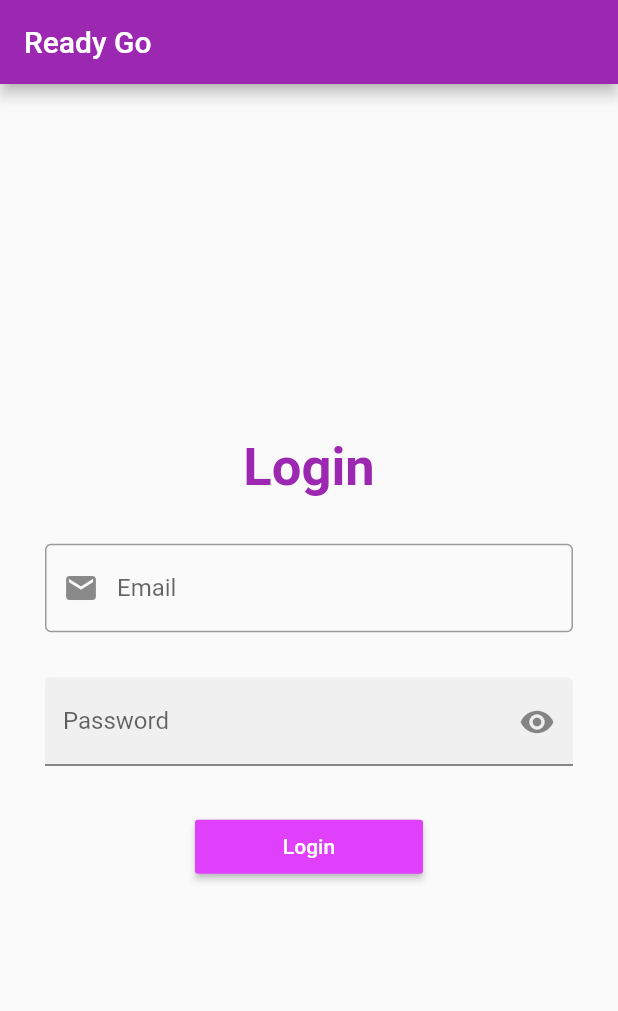
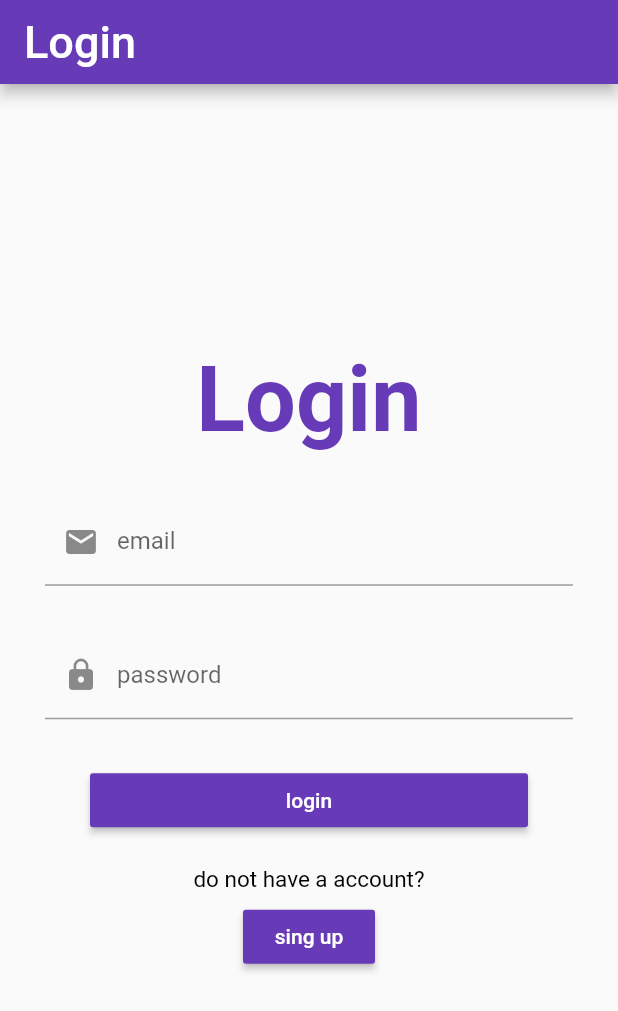
Before and after one commit to SamiraAhmadnezhad/ReadyGo_front, a Flutter app: the screen it shows after launch, on a phone screen of 412 x 824 dp. Shown: the top 1011 px of the screen. Run offline on Flutter 3.47's test engine with Material 2 defaults, Android fonts, the phone set to English and light mode, and no system bars.

Commit message:
update 1

```diff
--- a/lib/main.dart
+++ b/lib/main.dart
@@ -1,117 +1,148 @@
+import 'package:flutter/material.dart';
+import 'package:readygo/HomePage.dart';
+import 'package:readygo/SingUp.dart';
+void main() {
+  runApp( MaterialApp(
+    home: Login(),
+  )
+  );
+}
+class Login extends StatefulWidget{
+  @override
+  State<Login> createState() => _LoginPageState();
+}
 
-import 'package:flutter/material.dart';
-
-void main() {
-  runApp(const LoginPage());
+class _LoginPageState extends State<Login> {
+  @override
+  void initState() {
+    super.initState();
   }
-class LoginPage extends StatefulWidget {
-  const LoginPage({super.key});
-
+  String email="";
+  String password="";
   @override
-  _LoginPageState createState() => _LoginPageState();
-}
-class _LoginPageState extends State<LoginPage> {
-  bool passwordVisible=false;
-
-  @override
-  void initState(){
-    super.initState();
-    passwordVisible=true;
-  }
-  @override
-  Widget build(BuildContext context){
-    return MaterialApp(
-      home: Scaffold(
+  Widget build(BuildContext context) {
+    return Scaffold(
         appBar: AppBar(
-          backgroundColor:Colors.purple,
-          title: Text(
-            'Ready Go'
+          backgroundColor: Colors.deepPurple,
+          title: const Text(
+            "Login",
+            style: TextStyle(
+              //fontWeight: FontWeight.bold,
+              fontSize: 30,
+              color: Colors.white,
             ),
-          //iconTheme: IconThemeData(color: Colors.green),
           ),
-        body: Column(
+        ),
+        body: Padding(
+          padding: const EdgeInsets.symmetric(horizontal: 30),
+          child: Container(
+            child: Column(
               mainAxisAlignment: MainAxisAlignment.center,
               crossAxisAlignment: CrossAxisAlignment.center,
               children: [
-            Text(
+                const Text(
                   'Login',
                   style: TextStyle(
-                fontSize: 35,
-                color: Colors.purple,
-                fontWeight: FontWeight.bold,
+                      color: Colors.deepPurple,
+                      fontSize: 60,
+                      fontWeight: FontWeight.bold
                   ),
                 ),
-            SizedBox(height: 30),
+                const SizedBox(height: 30),
+                TextFormField(
+                  decoration: const InputDecoration(
+                    labelText: 'email',
+                    hintText: 'enter email',
+                    prefixIcon: Icon(Icons.email),
+                  ),
+                  validator: (String? email){
+                    if (email==null) {
+                      "please enter email!";
+                    }
+                    else if (email.contains("@")==false){
+                      'do not use the @ char.';}
+                  },
+                  onChanged: (String email){
+                    setState(() {
+                      this.email=email;
+                      //print(this.email);
+                    });
+                  },
+                ),
+                const SizedBox(height: 30),
+                TextFormField(
+                  decoration: const InputDecoration(
+                    labelText: 'password',
+                    hintText: 'enter password',
+                    prefixIcon: Icon(Icons.lock),
+                  ),
+                  validator: (String? pass){
+                    if (pass==null) {
+                      "please enter password!";
+                    }
+                    else if (pass!.length<8){
+                      'password should be 8 charecter';
+                    }
+                  },
+                  onChanged: (String pass){
+                    setState(() {
+                      this.password=pass;
+                      //print(this.password);
+                    });
+                  },
+                ),
+                const SizedBox(height: 30),
                 Padding(
                   padding: const EdgeInsets.symmetric(horizontal: 30),
-              child: Form(
-                  child: Column(
-                    children: [
-                      TextFormField(
-                        keyboardType: TextInputType.emailAddress,
-                        decoration: InputDecoration(
-                          labelText: 'Email',
-                          hintText: 'enter email',
-                          prefixIcon: Icon(Icons.email),
-                          border: OutlineInputBorder(),
+                  child: MaterialButton(
+                    minWidth: double.infinity,
+                    onPressed: (){
+                      //check pass and email
+                      Navigator.of(context).push(
+                        MaterialPageRoute(
+                          builder: (context) => HomePage(password: this.password,email: this.email,),
                         ),
-                        onChanged: (String email){
-                          //print(email);
-                          // String email is here
-                        },
-                        validator: (value){
-                          return value!.isEmpty ? 'please enter email' :null;
-                        },
-                      ),
-                      SizedBox(height: 30),
-                      TextFormField(
-                        keyboardType: TextInputType.visiblePassword,
-                        obscureText: passwordVisible,
-                        decoration: InputDecoration(
-                          border: UnderlineInputBorder(),
-                          hintText: "Password",
-                          labelText: "Password",
-                          suffixIcon: IconButton(
-                            icon: Icon(passwordVisible
-                                ? Icons.visibility
-                                : Icons.visibility_off),
-                            onPressed: () {
-                              setState(
-                                    () {
-                                  passwordVisible = !passwordVisible;
-                                },
                       );
                     },
+                    color: Colors.deepPurple,
+                    child: const Text(
+                      'login',
+                      style: TextStyle(
+                        color: Colors.white,
                       ),
-                          alignLabelWithHint: false,
-                          filled: true,
-                          // validator: (pass){
-                          //   return pass!.isEmpty ? 'please enter password' :null;
-                          // },
                     ),
-                        onChanged: (String pass){
-                          //print(pass); // String password is here
+                  ),
+                ),
+                const SizedBox(height: 20),
+                const Text(
+                  'do not have a account?',
+                  style: TextStyle(
+                    color: Colors.black,
+                    fontSize: 15,
+                  ),
+                ),
+                const SizedBox(height: 5),
+                MaterialButton(
+                  onPressed: (){
+                    //go to sing up
+                    Navigator.of(context).push(
+                      MaterialPageRoute(
+                        builder: (context) => SingUp(),
+                      ),
+                    );
                   },
+                  child: const Text(
+                    'sing up',
+                    style: TextStyle(
+                      color: Colors.white,
                     ),
-                      SizedBox(height: 30),
-                      Padding(
-                        padding: const EdgeInsets.symmetric(horizontal: 100),
-                        child: MaterialButton(
-                          minWidth: double.infinity,
-                            onPressed:(){} ,//what we whant to do whit email or pass
-                            child: Text("Login"),
-                            color: Colors.purpleAccent,
-                            textColor: Colors.white,
                   ),
-                      )
+                  color: Colors.deepPurple,
+                ),
               ],
-                  )
             ),
-            )
-          ],
           ),
         ),
       );
   }
-
 }
```
Also changed, not shown: lib/HomePage.dart (added, +35 -0 lines), lib/SingUp.dart (added, +29 -0 lines). Lines whose indentation alone changed are shown as unchanged.
